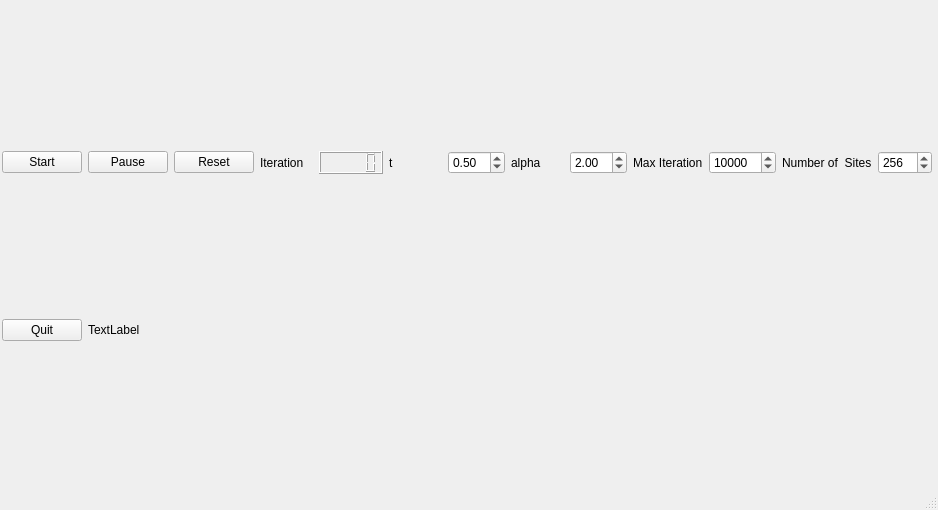
Old version of the form codigos/QtRandon/SimpleHidrodynamic/interface.ui in the repository emiliobrazil/randomview.
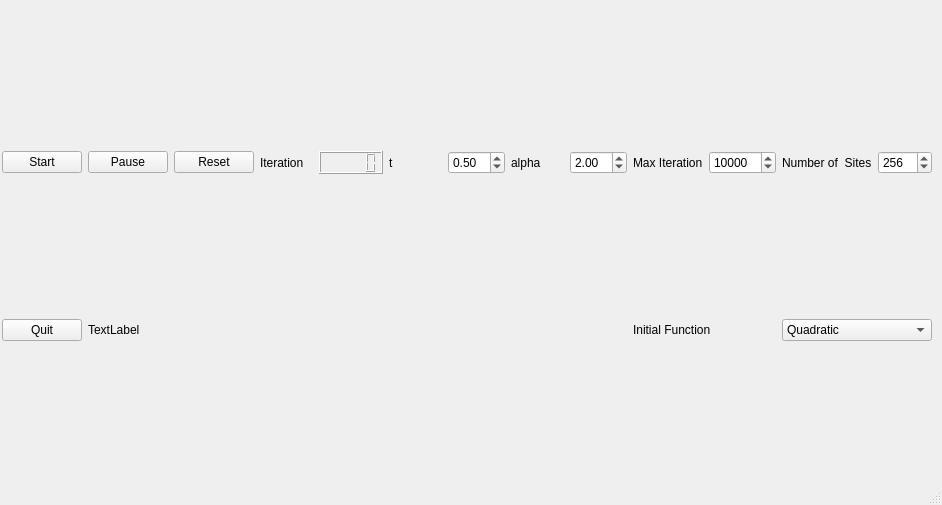
New version of the form.

The edit to the form file:
```diff
--- a/codigos/QtRandon/SimpleHidrodynamic/interface.ui
+++ b/codigos/QtRandon/SimpleHidrodynamic/interface.ui
@@ -6,8 +6,8 @@
    <rect>
     <x>0</x>
     <y>0</y>
-    <width>938</width>
-    <height>510</height>
+    <width>942</width>
+    <height>505</height>
    </rect>
   </property>
   <property name="windowTitle">
@@ -151,7 +151,7 @@
        </property>
       </widget>
      </item>
-     <item row="2" column="3" colspan="12">
+     <item row="2" column="3" colspan="8">
       <widget class="QLabel" name="status_label">
        <property name="text">
         <string>TextLabel</string>
@@ -164,6 +164,50 @@
      <item row="1" column="2" colspan="13">
       <layout class="QHBoxLayout" name="spaceGrid"/>
      </item>
+     <item row="2" column="11" colspan="2">
+      <widget class="QLabel" name="label_5">
+       <property name="layoutDirection">
+        <enum>Qt::RightToLeft</enum>
+       </property>
+       <property name="text">
+        <string>Initial Function</string>
+       </property>
+      </widget>
+     </item>
+     <item row="2" column="13" colspan="2">
+      <widget class="QComboBox" name="comboBox">
+       <item>
+        <property name="text">
+         <string>Quadratic</string>
+        </property>
+       </item>
+       <item>
+        <property name="text">
+         <string>Linear</string>
+        </property>
+       </item>
+       <item>
+        <property name="text">
+         <string>Piecewise Linear 0.5</string>
+        </property>
+       </item>
+       <item>
+        <property name="text">
+         <string>Piecewise Linear 0.2</string>
+        </property>
+       </item>
+       <item>
+        <property name="text">
+         <string>Non Continuos</string>
+        </property>
+       </item>
+       <item>
+        <property name="text">
+         <string>Gausian</string>
+        </property>
+       </item>
+      </widget>
+     </item>
     </layout>
    </widget>
   </widget>
```
